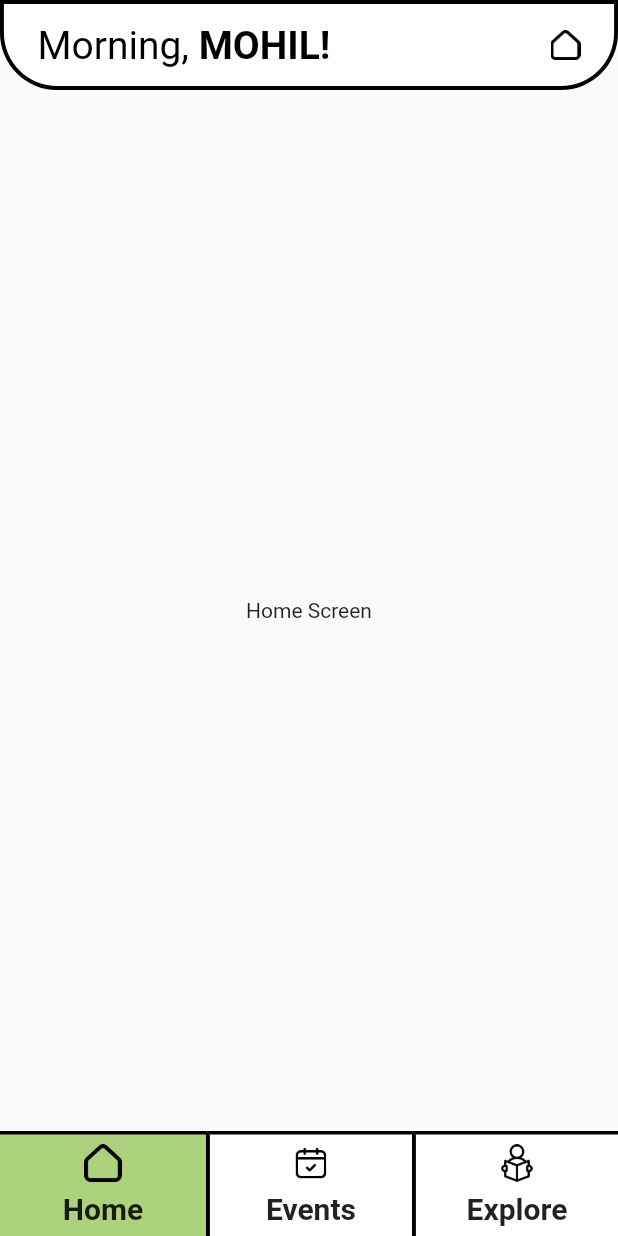
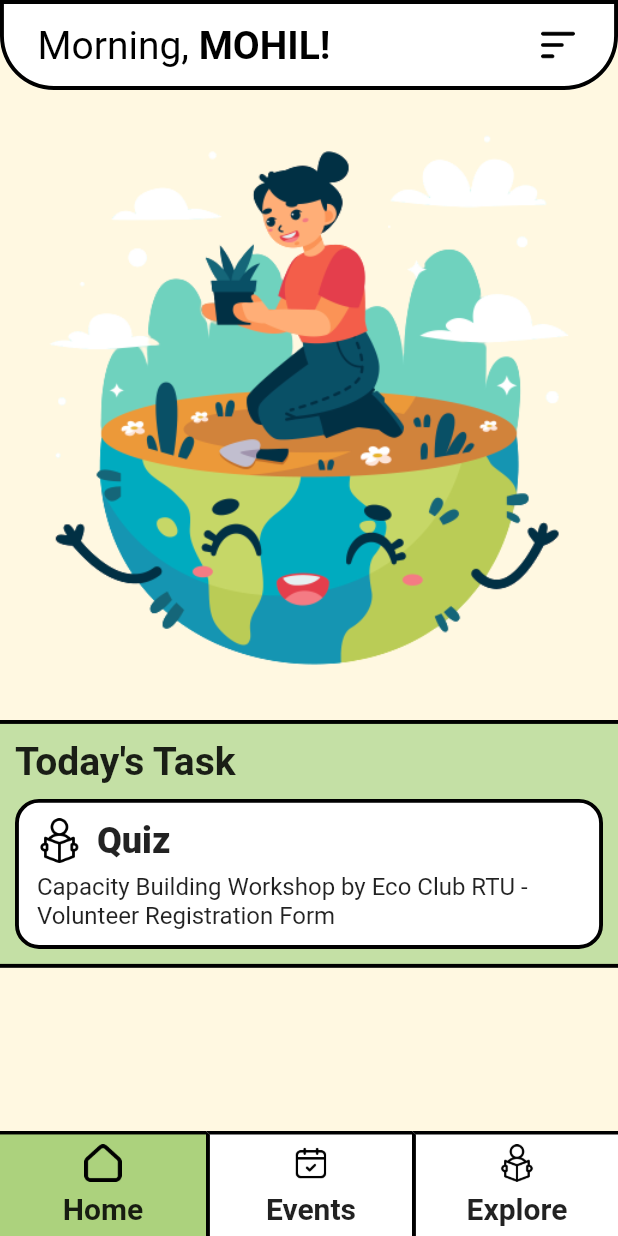
Before and after one commit to luciferro01/Eco-Club-RTU, a Flutter app: the screen it shows after launch, on a phone screen of 412 x 824 dp. Run offline on Flutter 3.47's test engine with Material 2 defaults, Android fonts, the phone set to English and light mode, and no system bars; our stand-ins replace flutter_riverpod.

Commit message:
Adding Home Page to the Application

```diff
--- a/lib/main.dart
+++ b/lib/main.dart
@@ -25,7 +25,7 @@ class MyApp extends StatelessWidget {
 
   @override
   Widget build(BuildContext context) {
-    return MaterialApp(
+    return const MaterialApp(
       // theme: ThemeData(textTheme: TextTheme()),
       debugShowCheckedModeBanner: false,
       home: SplashScreen(),
--- a/lib/utils/constants.dart
+++ b/lib/utils/constants.dart
@@ -16,7 +16,7 @@ class ColorConstant {
 
 class Constants {
   static const double defaultLineWeight = 2.6;
-  static const double defaultRadius = 38;
+  static const double defaultRadius = 36;
 }
 
 class Assets {
--- a/lib/view/screens/home.dart
+++ b/lib/view/screens/home.dart
@@ -1,16 +1,123 @@
+import 'dart:math';
+
+import 'package:eco_club_mohil_version/utils/constants.dart';
 import 'package:eco_club_mohil_version/view/widgets/custom_app_bar.dart';
 import 'package:flutter/material.dart';
 
 class HomeScreen extends StatelessWidget {
   const HomeScreen({super.key});
 
+  static const List<String> headerImages = [
+    'assets/images/environment1.png',
+    'assets/images/environment.png'
+  ];
+
   @override
   Widget build(BuildContext context) {
+    // String randomImage = Random(headerImages);
+    double width = MediaQuery.sizeOf(context).width;
     return Scaffold(
-      appBar: customAppBar(isFirstPage: false, label: 'MOHIL'),
-      body: const Center(
-        child: Text('Home Screen'),
-      ),
-    );
+        backgroundColor: ColorConstant.backgroundColor,
+        appBar:
+            customAppBar(isFirstPage: false, label: 'MOHIL', context: context),
+        body: SingleChildScrollView(
+          child: Column(
+            children: [
+              const SizedBox(
+                height: 400,
+                child: Image(
+                  image: AssetImage('assets/images/environment1.png'),
+                  fit: BoxFit.fill,
+                ),
+              ),
+              Container(
+                width: width,
+                margin: const EdgeInsets.symmetric(vertical: 20),
+                padding: const EdgeInsets.symmetric(vertical: 10),
+                decoration: const BoxDecoration(
+                  color: ColorConstant.lightMainColor,
+                  border: Border.symmetric(
+                    horizontal: BorderSide(
+                      color: ColorConstant.blackColor,
+                      width: Constants.defaultLineWeight,
+                    ),
+                  ),
+                ),
+                child: Padding(
+                  padding: const EdgeInsets.symmetric(horizontal: 10.0),
+                  child: Column(
+                    mainAxisAlignment: MainAxisAlignment.start,
+                    crossAxisAlignment: CrossAxisAlignment.start,
+                    children: [
+                      const Text(
+                        'Today\'s Task',
+                        style: TextStyle(
+                          fontSize: 26,
+                          fontWeight: FontWeight.bold,
+                        ),
+                      ),
+                      const SizedBox(
+                        height: 10,
+                      ),
+                      Container(
+                        height: 100,
+                        width: width,
+                        padding: const EdgeInsets.symmetric(
+                            horizontal: 12, vertical: 4),
+                        decoration: BoxDecoration(
+                          color: ColorConstant.whiteBackgroundColor,
+                          border: Border.all(
+                            color: ColorConstant.blackColor,
+                            width: Constants.defaultLineWeight,
+                          ),
+                          borderRadius: const BorderRadius.all(
+                            Radius.circular(
+                              Constants.defaultRadius - 20,
+                            ),
+                          ),
+                        ),
+                        child: const Column(
+                          mainAxisAlignment: MainAxisAlignment.spaceEvenly,
+                          crossAxisAlignment: CrossAxisAlignment.start,
+                          children: [
+                            Row(
+                              mainAxisAlignment: MainAxisAlignment.start,
+                              crossAxisAlignment: CrossAxisAlignment.center,
+                              children: [
+                                Image(
+                                  image: AssetImage(Assets.learn),
+                                  height: 30,
+                                  width: 30,
+                                ),
+                                SizedBox(
+                                  width: 10,
+                                ),
+                                Text(
+                                  'Quiz',
+                                  style: TextStyle(
+                                    fontSize: 24,
+                                    fontWeight: FontWeight.w800,
+                                  ),
+                                ),
+                              ],
+                            ),
+                            Text(
+                              'Capacity Building Workshop by Eco Club RTU - Volunteer Registration Form',
+                              style: TextStyle(
+                                fontSize: 16,
+                                fontWeight: FontWeight.w400,
+                              ),
+                              // overflow: TextOverflow.ellipsis,
+                            )
+                          ],
+                        ),
+                      ),
+                    ],
+                  ),
+                ),
+              ),
+            ],
+          ),
+        ));
   }
 }
--- /dev/null
+++ b/lib/view/screens/menu.dart
@@ -0,0 +1,12 @@
+import 'package:flutter/material.dart';
+
+class MenuScreen extends StatelessWidget {
+  const MenuScreen({super.key});
+
+  @override
+  Widget build(BuildContext context) {
+    return const Center(
+      child: Text('Menu'),
+    );
+  }
+}
--- a/lib/view/screens/mother.dart
+++ b/lib/view/screens/mother.dart
@@ -3,7 +3,6 @@ import 'package:flutter_riverpod/flutter_riverpod.dart';
 
 import '../../controllers/bottom_tab_bar_provider.dart';
 import '../widgets/custom_bottom_navigation_bar.dart';
-import 'package:eco_club_mohil_version/view/screens/community.dart';
 import 'package:eco_club_mohil_version/view/screens/events.dart';
 import 'package:eco_club_mohil_version/view/screens/home.dart';
 import 'package:eco_club_mohil_version/view/screens/learn.dart';
--- a/lib/view/widgets/custom_app_bar.dart
+++ b/lib/view/widgets/custom_app_bar.dart
@@ -1,11 +1,12 @@
 import 'package:flutter/material.dart';
 
 import '../../utils/constants.dart';
+import '../screens/menu.dart';
 
 PreferredSizeWidget customAppBar({
   required bool isFirstPage,
   required String label,
-  BuildContext? context,
+  required BuildContext context,
 }) {
   return AppBar(
     shadowColor: Colors.transparent,
@@ -21,7 +22,7 @@ PreferredSizeWidget customAppBar({
     backgroundColor: ColorConstant.whiteBackgroundColor,
     leading: isFirstPage
         ? GestureDetector(
-            onTap: () => Navigator.of(context!).pop(),
+            onTap: () => Navigator.of(context).pop(),
             child: const Icon(
               Icons.arrow_back_ios_rounded,
               size: 30,
@@ -61,11 +62,14 @@ PreferredSizeWidget customAppBar({
                 ],
               ),
               InkWell(
-                onTap: () {},
+                onTap: () {
+                  Navigator.of(context).push(
+                      MaterialPageRoute(builder: (context) => MenuScreen()));
+                },
                 child: const Image(
-                  image: AssetImage('assets/bottomImages/house.png'),
-                  height: 20,
-                  width: 20,
+                  image: AssetImage('assets/bottomImages/menu.png'),
+                  height: 30,
+                  width: 30,
                 ),
               )
             ],
--- a/pubspec.yaml
+++ b/pubspec.yaml
@@ -61,6 +61,7 @@ flutter:
   assets:
     - assets/bottomImages/
     - assets/logo/
+    - assets/images/
   #   - images/a_dot_ham.jpeg
 
   # An image asset can refer to one or more resolution-specific "variants", see
```
Also changed, not shown: assets/bottomImages/menu.png (added), assets/images/environment.png (added), assets/images/environment1.png (added), 1 other file.
